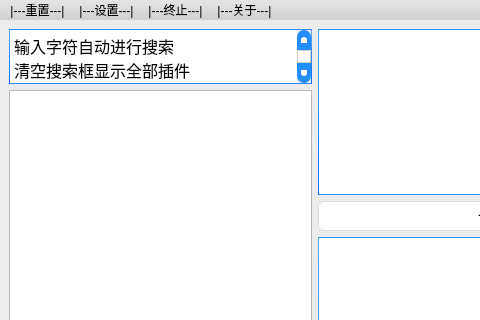
The window that src/ui/MainWindow.ui (HowieHz/hpyculator) describes before a commit, drawn with Qt 5; both pictures show x 0 to 480 and y 0 to 320 of the 1085 by 844 pixel window.
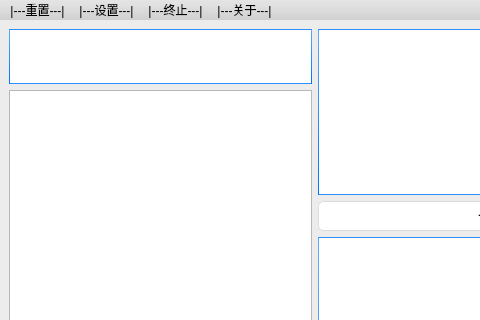
The same window after the commit.

```diff
--- a/src/ui/MainWindow.ui
+++ b/src/ui/MainWindow.ui
@@ -613,8 +613,7 @@
          <number>1</number>
         </property>
         <property name="plainText">
-         <string>输入字符自动进行搜索
-清空搜索框显示全部插件</string>
+         <string/>
         </property>
        </widget>
       </item>
```
Left out of the diff: 3 changed lines with no effect on the pictures.
